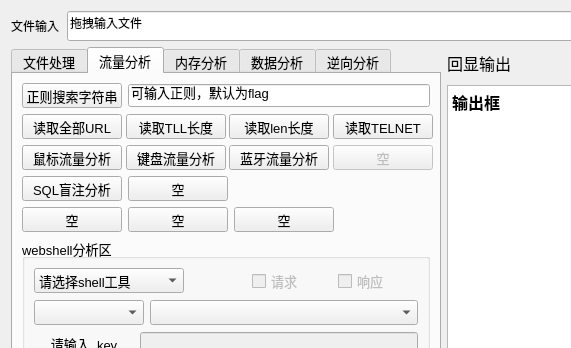
This is zhuye.ui in SQM-fuleiya/SQM_Forensics_Tools as Qt 5 draws it before an edit; both pictures show x 0 to 571 and y 0 to 348 of the 993 by 680 pixel window. The edited form follows.
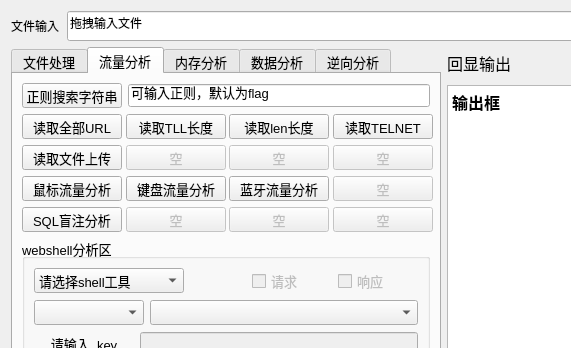
This is the edited form. The open tabs and pages were chosen to show the change.

What changed in the file:
```diff
--- a/zhuye.ui
+++ b/zhuye.ui
@@ -1638,6 +1638,108 @@
            </item>
           </layout>
          </item>
+         <item>
+          <layout class="QHBoxLayout" name="horizontalLayout_14">
+           <item>
+            <widget class="QPushButton" name="net_updata_but">
+             <property name="minimumSize">
+              <size>
+               <width>100</width>
+               <height>25</height>
+              </size>
+             </property>
+             <property name="maximumSize">
+              <size>
+               <width>100</width>
+               <height>25</height>
+              </size>
+             </property>
+             <property name="text">
+              <string>读取文件上传</string>
+             </property>
+            </widget>
+           </item>
+           <item>
+            <widget class="QPushButton" name="pushButton_3">
+             <property name="enabled">
+              <bool>false</bool>
+             </property>
+             <property name="minimumSize">
+              <size>
+               <width>100</width>
+               <height>25</height>
+              </size>
+             </property>
+             <property name="maximumSize">
+              <size>
+               <width>100</width>
+               <height>25</height>
+              </size>
+             </property>
+             <property name="text">
+              <string>空</string>
+             </property>
+            </widget>
+           </item>
+           <item>
+            <widget class="QPushButton" name="pushButton">
+             <property name="enabled">
+              <bool>false</bool>
+             </property>
+             <property name="minimumSize">
+              <size>
+               <width>100</width>
+               <height>25</height>
+              </size>
+             </property>
+             <property name="maximumSize">
+              <size>
+               <width>100</width>
+               <height>25</height>
+              </size>
+             </property>
+             <property name="text">
+              <string>空</string>
+             </property>
+            </widget>
+           </item>
+           <item>
+            <widget class="QPushButton" name="pushButton_5">
+             <property name="enabled">
+              <bool>false</bool>
+             </property>
+             <property name="minimumSize">
+              <size>
+               <width>100</width>
+               <height>25</height>
+              </size>
+             </property>
+             <property name="maximumSize">
+              <size>
+               <width>100</width>
+               <height>25</height>
+              </size>
+             </property>
+             <property name="text">
+              <string>空</string>
+             </property>
+            </widget>
+           </item>
+           <item>
+            <spacer name="horizontalSpacer_17">
+             <property name="orientation">
+              <enum>Qt::Orientation::Horizontal</enum>
+             </property>
+             <property name="sizeHint" stdset="0">
+              <size>
+               <width>40</width>
+               <height>20</height>
+              </size>
+             </property>
+            </spacer>
+           </item>
+          </layout>
+         </item>
          <item>
           <layout class="QHBoxLayout" name="horizontalLayout_7">
            <item>
@@ -1767,8 +1869,55 @@
              </property>
             </widget>
            </item>
+           <item>
+            <widget class="QPushButton" name="pushButton_8">
+             <property name="enabled">
+              <bool>false</bool>
+             </property>
+             <property name="minimumSize">
+              <size>
+               <width>100</width>
+               <height>25</height>
+              </size>
+             </property>
+             <property name="maximumSize">
+              <size>
+               <width>100</width>
+               <height>25</height>
+              </size>
+             </property>
+             <property name="text">
+              <string>空</string>
+             </property>
+            </widget>
+           </item>
+           <item>
+            <widget class="QPushButton" name="pushButton_9">
+             <property name="enabled">
+              <bool>false</bool>
+             </property>
+             <property name="minimumSize">
+              <size>
+               <width>100</width>
+               <height>25</height>
+              </size>
+             </property>
+             <property name="maximumSize">
+              <size>
+               <width>100</width>
+               <height>25</height>
+              </size>
+             </property>
+             <property name="text">
+              <string>空</string>
+             </property>
+            </widget>
+           </item>
            <item>
             <widget class="QPushButton" name="pushButton_7">
+             <property name="enabled">
+              <bool>false</bool>
+             </property>
              <property name="minimumSize">
               <size>
                <width>100</width>
@@ -1801,80 +1950,6 @@
            </item>
           </layout>
          </item>
-         <item>
-          <layout class="QHBoxLayout" name="horizontalLayout_14">
-           <item>
-            <widget class="QPushButton" name="file_extract_but">
-             <property name="minimumSize">
-              <size>
-               <width>100</width>
-               <height>25</height>
-              </size>
-             </property>
-             <property name="maximumSize">
-              <size>
-               <width>100</width>
-               <height>25</height>
-              </size>
-             </property>
-             <property name="text">
-              <string>空</string>
-             </property>
-            </widget>
-           </item>
-           <item>
-            <widget class="QPushButton" name="pushButton_3">
-             <property name="minimumSize">
-              <size>
-               <width>100</width>
-               <height>25</height>
-              </size>
-             </property>
-             <property name="maximumSize">
-              <size>
-               <width>100</width>
-               <height>25</height>
-              </size>
-             </property>
-             <property name="text">
-              <string>空</string>
-             </property>
-            </widget>
-           </item>
-           <item>
-            <widget class="QPushButton" name="pushButton">
-             <property name="minimumSize">
-              <size>
-               <width>100</width>
-               <height>25</height>
-              </size>
-             </property>
-             <property name="maximumSize">
-              <size>
-               <width>100</width>
-               <height>25</height>
-              </size>
-             </property>
-             <property name="text">
-              <string>空</string>
-             </property>
-            </widget>
-           </item>
-           <item>
-            <spacer name="horizontalSpacer_17">
-             <property name="orientation">
-              <enum>Qt::Orientation::Horizontal</enum>
-             </property>
-             <property name="sizeHint" stdset="0">
-              <size>
-               <width>40</width>
-               <height>20</height>
-              </size>
-             </property>
-            </spacer>
-           </item>
-          </layout>
-         </item>
          <item>
           <widget class="QGroupBox" name="groupBox_2">
            <property name="maximumSize">
```
Left out of the diff: 130 changed lines with no effect on the pictures.
